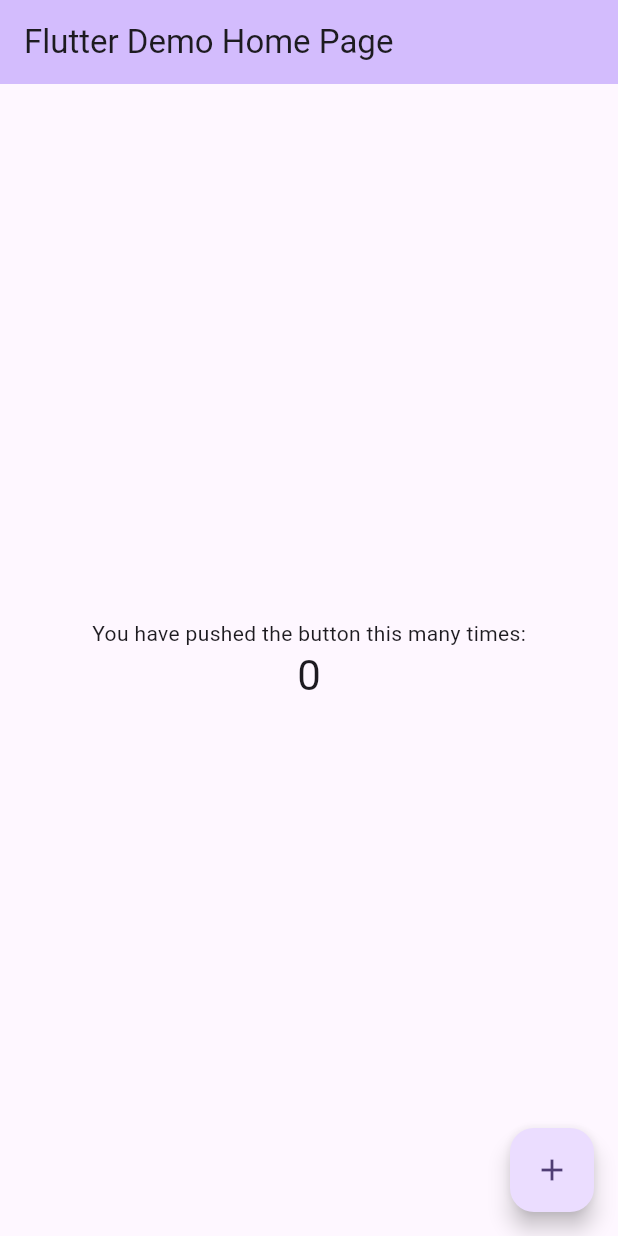
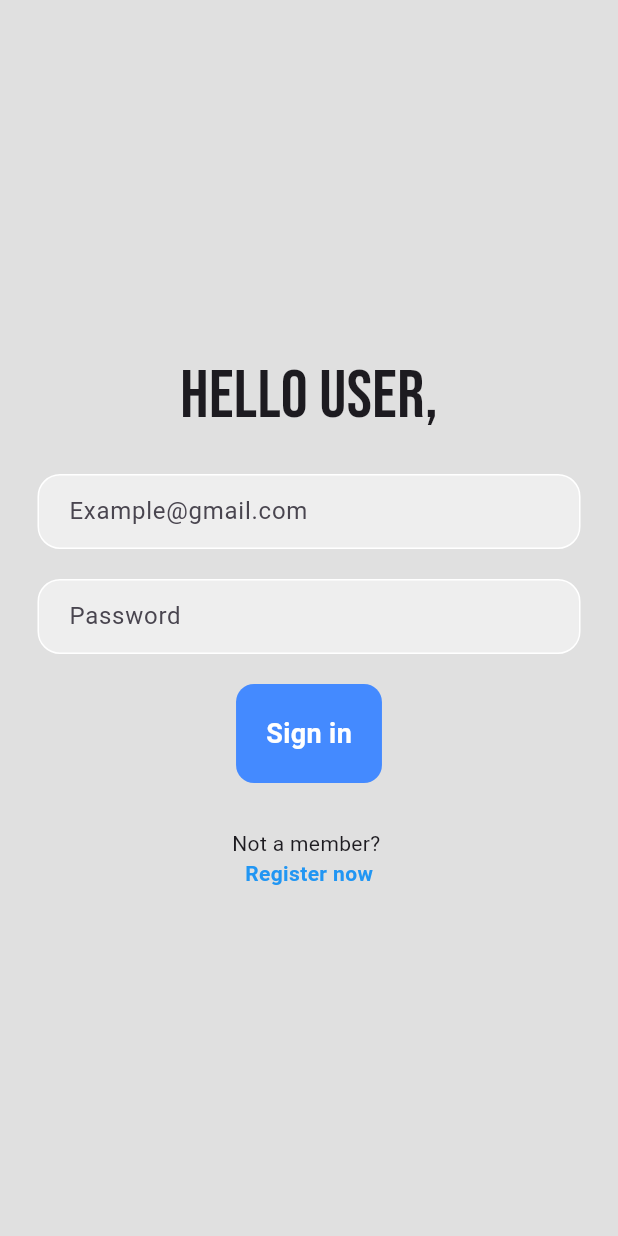
Before and after one commit to Learnathon-By-Geeky-Solutions/fifth-bracket, a Flutter app: the screen it shows after launch, on a phone screen of 412 x 824 dp. Run offline on Flutter 3.47's test engine with Material 3 defaults, Android fonts, the phone set to English and light mode, and no system bars; our stand-ins replace firebase_auth, firebase_core, google_fonts; accounts and stored records are empty.

Commit message:
Login and signup

```diff
--- /dev/null
+++ b/navify/lib/authentication/check_authentication.dart
@@ -0,0 +1,30 @@
+import 'package:flutter/material.dart';
+import 'package:navify/authentication/login_page.dart';
+import 'package:navify/authentication/register_page.dart';
+
+class CheckAuthentication extends StatefulWidget {
+  const CheckAuthentication({super.key});
+
+  @override
+  State<CheckAuthentication> createState() => _CheckAuthenticationState();
+}
+
+class _CheckAuthenticationState extends State<CheckAuthentication> {
+  ///Initially -> Show login page then alter to registration page
+  bool showLoginPage = true;
+
+  void toggleScreens(){
+    setState(() {
+      showLoginPage = !showLoginPage;
+    });
+  }
+  @override
+  Widget build(BuildContext context) {
+  if(showLoginPage){
+    return LoginPage(showRegisterPage: toggleScreens);
+  }
+  else{
+    return RegisterPage(showLoginPage: toggleScreens);
+  }
+  }
+}
--- /dev/null
+++ b/navify/lib/authentication/check_login.dart
@@ -0,0 +1,26 @@
+import 'package:firebase_auth/firebase_auth.dart';
+import 'package:flutter/material.dart';
+import 'package:navify/authentication/login_page.dart';
+
+import '../pages/home_page.dart';
+import 'check_authentication.dart';
+
+class CheckLogin extends StatelessWidget {
+  const CheckLogin({super.key});
+
+  @override
+  Widget build(BuildContext context) {
+    return Scaffold(
+      body: StreamBuilder<User?>(
+        stream: FirebaseAuth.instance.authStateChanges(),
+        builder: (context, snapshot) {
+          if (snapshot.hasData) {
+            return HomePage();
+          } else {
+            return CheckAuthentication();
+          }
+        },
+      ),
+    );
+  }
+}
--- /dev/null
+++ b/navify/lib/authentication/login_page.dart
@@ -0,0 +1,138 @@
+import 'package:firebase_auth/firebase_auth.dart';
+import 'package:flutter/material.dart';
+import 'package:google_fonts/google_fonts.dart';
+
+class LoginPage extends StatefulWidget {
+  final VoidCallback showRegisterPage;
+  const LoginPage({super.key, required this.showRegisterPage});
+
+  @override
+  State<LoginPage> createState() => _LoginPageState();
+}
+
+class _LoginPageState extends State<LoginPage> {
+  ///text info controller
+  final _emailConteroller = TextEditingController();
+  final _passwordConteroller = TextEditingController();
+
+  ///signIn Method
+  Future signIn() async {
+    await FirebaseAuth.instance.signInWithEmailAndPassword(
+      email: _emailConteroller.text.trim(),
+      password: _passwordConteroller.text.trim(),
+    );
+  }
+  @override
+  void dispose()
+  {
+    _emailConteroller.dispose();
+    _passwordConteroller.dispose();
+    super.dispose();
+  }
+
+  @override
+  Widget build(BuildContext context) {
+    return Scaffold(
+      backgroundColor: Colors.grey[300],
+      body: SafeArea(
+        child: Center(
+          child: SingleChildScrollView(
+            child: Column(
+              mainAxisAlignment: MainAxisAlignment.center,
+              children: [
+                ///Page specifier
+                Text(
+                  'Hello User,',
+                  style: GoogleFonts.bebasNeue(
+                    fontSize: 45,
+                  ),
+                ),
+                SizedBox(height: 20),
+
+                ///Email field
+                Padding(
+                  padding: const EdgeInsets.symmetric(horizontal: 25.0),
+                  child: Container(
+                    decoration: BoxDecoration(
+                      color: Colors.grey[200],
+                      border: Border.all(color: Colors.white),
+                      borderRadius: BorderRadius.circular(15),
+                    ),
+                    child: Padding(
+                      padding: const EdgeInsets.only(left: 20.0),
+                      child: TextField(
+                        controller: _emailConteroller,
+                        decoration: InputDecoration(
+                            border: InputBorder.none,
+                            hintText: 'Example@gmail.com'),
+                      ),
+                    ),
+                  ),
+                ),
+
+                ///Password field
+                SizedBox(height: 20),
+                Padding(
+                  padding: const EdgeInsets.symmetric(horizontal: 25.0),
+                  child: Container(
+                    decoration: BoxDecoration(
+                      color: Colors.grey[200],
+                      border: Border.all(color: Colors.white),
+                      borderRadius: BorderRadius.circular(15),
+                    ),
+                    child: Padding(
+                      padding: const EdgeInsets.only(left: 20.0),
+                      child: TextField(
+                        controller: _passwordConteroller,
+                        obscureText: true,
+                        decoration: InputDecoration(
+                            border: InputBorder.none, hintText: 'Password'),
+                      ),
+                    ),
+                  ),
+                ),
+                SizedBox(height: 20),
+
+                ///sign in button
+                Padding(
+                  padding: const EdgeInsets.symmetric(horizontal: 50.0),
+                  child: GestureDetector(
+                    onTap: signIn,
+                    child: Container(
+                      padding: EdgeInsets.all(20),
+                      decoration: BoxDecoration(
+                          color: Colors.blueAccent,
+                          borderRadius: BorderRadius.circular(12.0)),
+                      child: Text(
+                        'Sign in',
+                        style: TextStyle(
+                          color: Colors.white,
+                          fontSize: 18,
+                          fontWeight: FontWeight.bold,
+                        ),
+                      ),
+                    ),
+                  ),
+                ),
+                SizedBox(height: 30),
+
+                ///register now space
+                Text('Not a member? '),
+                GestureDetector(
+                  onTap: widget.showRegisterPage,
+                  child: Text(
+                    'Register now',
+                    style: TextStyle(
+                      color: Colors.blue,
+                      fontWeight: FontWeight.bold,
+                    ),
+                  ),
+                ),
+              ],
+            ),
+          ),
+        ),
+      ),
+    );
+  }
+}
--- a/navify/lib/main.dart
+++ b/navify/lib/main.dart
@@ -1,125 +1,22 @@
+import 'package:firebase_core/firebase_core.dart';
 import 'package:flutter/material.dart';
+import 'package:navify/authentication/check_login.dart';
 
-void main() {
+
+void main() async {
+  WidgetsFlutterBinding.ensureInitialized();
+  await Firebase.initializeApp();
+
   runApp(const MyApp());
 }
 
 class MyApp extends StatelessWidget {
   const MyApp({super.key});
-
-  // This widget is the root of your application.
   @override
   Widget build(BuildContext context) {
     return MaterialApp(
-      title: 'Flutter Demo',
-      theme: ThemeData(
-        // This is the theme of your application.
-        //
-        // TRY THIS: Try running your application with "flutter run". You'll see
-        // the application has a purple toolbar. Then, without quitting the app,
-        // try changing the seedColor in the colorScheme below to Colors.green
-        // and then invoke "hot reload" (save your changes or press the "hot
-        // reload" button in a Flutter-supported IDE, or press "r" if you used
-        // the command line to start the app).
-        //
-        // Notice that the counter didn't reset back to zero; the application
-        // state is not lost during the reload. To reset the state, use hot
-        // restart instead.
-        //
-        // This works for code too, not just values: Most code changes can be
-        // tested with just a hot reload.
-        colorScheme: ColorScheme.fromSeed(seedColor: Colors.deepPurple),
-        useMaterial3: true,
-      ),
-      home: const MyHomePage(title: 'Flutter Demo Home Page'),
+      debugShowCheckedModeBanner: false,
+      home: CheckLogin(),
     );
   }
 }
-
-class MyHomePage extends StatefulWidget {
-  const MyHomePage({super.key, required this.title});
-
-  // This widget is the home page of your application. It is stateful, meaning
-  // that it has a State object (defined below) that contains fields that affect
-  // how it looks.
-
-  // This class is the configuration for the state. It holds the values (in this
-  // case the title) provided by the parent (in this case the App widget) and
-  // used by the build method of the State. Fields in a Widget subclass are
-  // always marked "final".
-
-  final String title;
-
-  @override
-  State<MyHomePage> createState() => _MyHomePageState();
-}
-
-class _MyHomePageState extends State<MyHomePage> {
-  int _counter = 0;
-
-  void _incrementCounter() {
-    setState(() {
-      // This call to setState tells the Flutter framework that something has
-      // changed in this State, which causes it to rerun the build method below
-      // so that the display can reflect the updated values. If we changed
-      // _counter without calling setState(), then the build method would not be
-      // called again, and so nothing would appear to happen.
-      _counter++;
-    });
-  }
-
-  @override
-  Widget build(BuildContext context) {
-    // This method is rerun every time setState is called, for instance as done
-    // by the _incrementCounter method above.
-    //
-    // The Flutter framework has been optimized to make rerunning build methods
-    // fast, so that you can just rebuild anything that needs updating rather
-    // than having to individually change instances of widgets.
-    return Scaffold(
-      appBar: AppBar(
-        // TRY THIS: Try changing the color here to a specific color (to
-        // Colors.amber, perhaps?) and trigger a hot reload to see the AppBar
-        // change color while the other colors stay the same.
-        backgroundColor: Theme.of(context).colorScheme.inversePrimary,
-        // Here we take the value from the MyHomePage object that was created by
-        // the App.build method, and use it to set our appbar title.
-        title: Text(widget.title),
-      ),
-      body: Center(
-        // Center is a layout widget. It takes a single child and positions it
-        // in the middle of the parent.
-        child: Column(
-          // Column is also a layout widget. It takes a list of children and
-          // arranges them vertically. By default, it sizes itself to fit its
-          // children horizontally, and tries to be as tall as its parent.
-          //
-          // Column has various properties to control how it sizes itself and
-          // how it positions its children. Here we use mainAxisAlignment to
-          // center the children vertically; the main axis here is the vertical
-          // axis because Columns are vertical (the cross axis would be
-          // horizontal).
-          //
-          // TRY THIS: Invoke "debug painting" (choose the "Toggle Debug Paint"
-          // action in the IDE, or press "p" in the console), to see the
-          // wireframe for each widget.
-          mainAxisAlignment: MainAxisAlignment.center,
-          children: <Widget>[
-            const Text(
-              'You have pushed the button this many times:',
-            ),
-            Text(
-              '$_counter',
-              style: Theme.of(context).textTheme.headlineMedium,
-            ),
-          ],
-        ),
-      ),
-      floatingActionButton: FloatingActionButton(
-        onPressed: _incrementCounter,
-        tooltip: 'Increment',
-        child: const Icon(Icons.add),
-      ), // This trailing comma makes auto-formatting nicer for build methods.
-    );
-  }
-}
--- a/navify/pubspec.yaml
+++ b/navify/pubspec.yaml
@@ -34,6 +34,10 @@ dependencies:
   # The following adds the Cupertino Icons font to your application.
   # Use with the CupertinoIcons class for iOS style icons.
   cupertino_icons: ^1.0.8
+  firebase_core: ^3.10.0
+  cloud_firestore: ^5.6.2
+  google_fonts: ^6.2.1
+  firebase_auth: ^5.4.1
 
 dev_dependencies:
   flutter_test:
```
Also changed, not shown: navify/lib/authentication/register_page.dart (added, +164 -0 lines), navify/lib/pages/home_page.dart (added, +31 -0 lines), navify/pubspec.lock, 5 other files.
